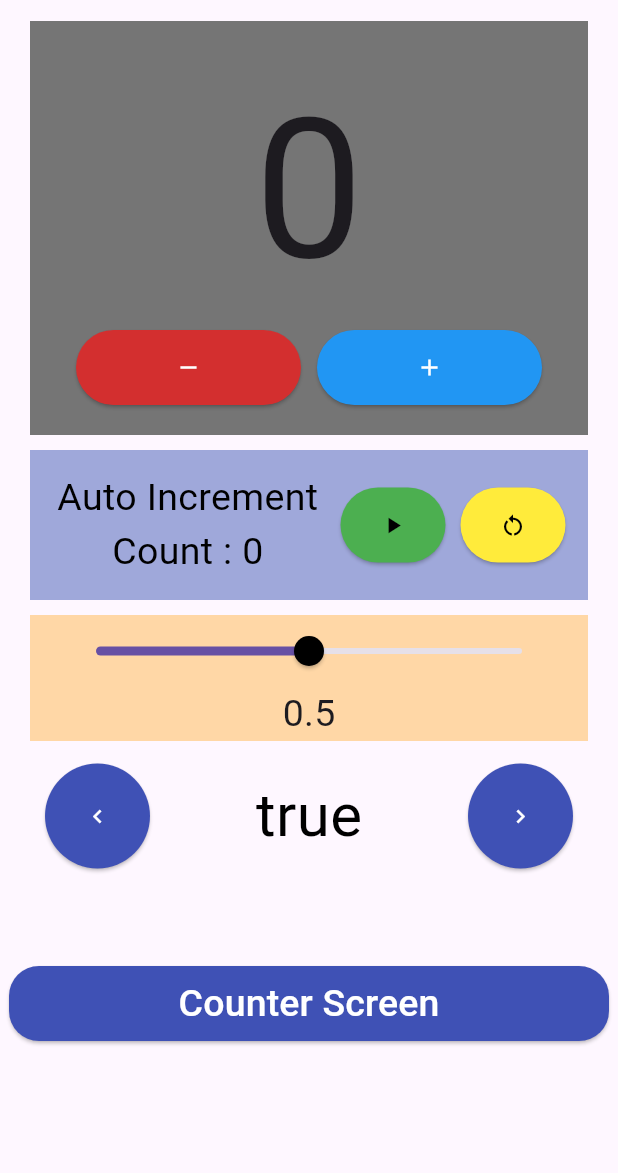
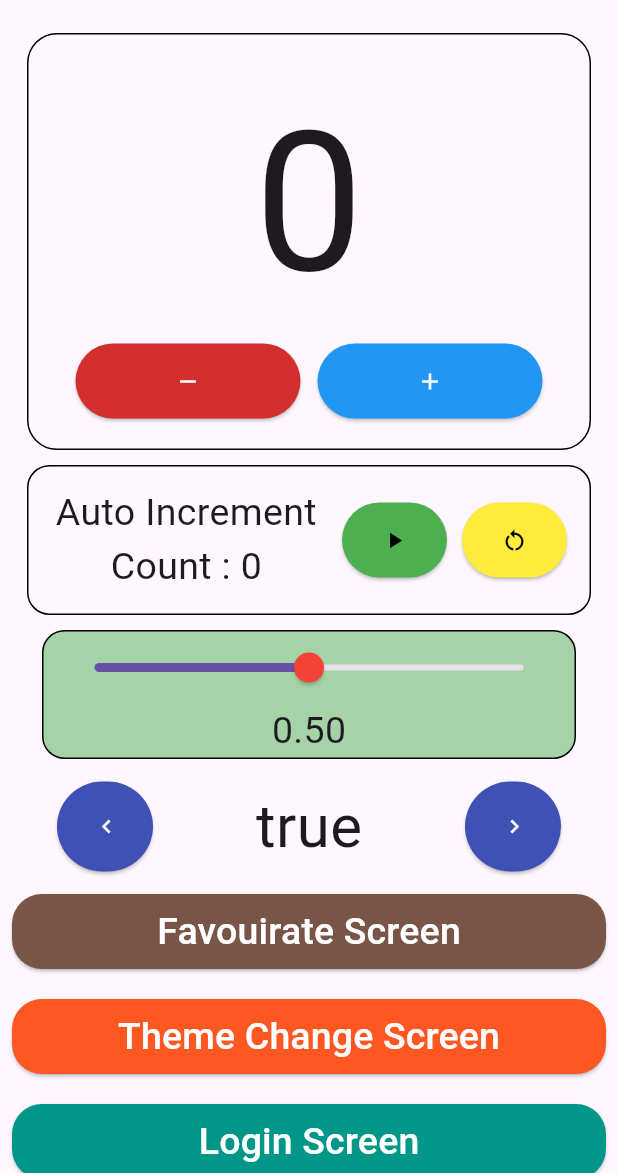
Before and after one commit to dhruvsoni2805/flutter_provider, a Flutter app: the screen it shows after launch, on a phone screen of 412 x 824 dp, the part 63-1236 px from its top. Run offline on Flutter 3.47's test engine with Material 2 defaults, Android fonts, the light colour scheme and no system bars.

Commit message:
Change App Theme

```diff
--- a/lib/main.dart
+++ b/lib/main.dart
@@ -1,4 +1,5 @@
 import 'package:flutter/material.dart';
+import 'package:flutter_provider/provider/change_theme_provider.dart';
 import 'package:flutter_provider/provider/count_provider.dart';
 import 'package:flutter_provider/provider/favourite_provider.dart';
 import 'package:flutter_provider/screens/home_screen.dart';
@@ -22,14 +23,22 @@ class MyApp extends StatelessWidget {
         ChangeNotifierProvider(
           create: (context) => FavouriateScreenProvider(),
         ),
+        ChangeNotifierProvider(
+          create: (context) => ThemeChangeProvider(),
+        )
       ],
-      child: MaterialApp(
-        debugShowCheckedModeBanner: false,
-        title: 'Flutter Demo',
-        theme: ThemeData(useMaterial3: true),
-        darkTheme: ThemeData.dark(useMaterial3: true),
-        themeMode: ThemeMode.system,
-        home: const HomeScreen(),
+      child: Builder(
+        builder: (context) {
+          final themeChanger = Provider.of<ThemeChangeProvider>(context);
+          return MaterialApp(
+            debugShowCheckedModeBanner: false,
+            title: 'Flutter Demo',
+            theme: ThemeData.light(useMaterial3: true),
+            darkTheme: ThemeData.dark(useMaterial3: true),
+            themeMode: themeChanger.thememode,
+            home: const HomeScreen(),
+          );
+        },
       ),
     );
 
--- /dev/null
+++ b/lib/provider/change_theme_provider.dart
@@ -0,0 +1,21 @@
+import 'package:flutter/material.dart';
+
+class ThemeChangeProvider with ChangeNotifier {
+  bool _theme = true;
+
+  bool get theme => _theme;
+
+  var _themeMode = ThemeMode.light;
+
+  ThemeMode get thememode => _themeMode;
+
+  void changeTheme() {
+    _theme = !_theme;
+    notifyListeners();
+  }
+
+  void setTheme(thememode) {
+    _themeMode = thememode;
+    notifyListeners();
+  }
+}
--- a/lib/screens/home_screen.dart
+++ b/lib/screens/home_screen.dart
@@ -1,5 +1,6 @@
 import 'package:flutter/material.dart';
 import 'package:flutter_provider/screens/favourite_screen.dart';
+import 'package:flutter_provider/screens/theme_change_screen.dart';
 // import 'package:flutter_provider/screens/favourite_screen.dart';
 import 'package:provider/provider.dart';
 
@@ -18,20 +19,24 @@ class _HomeScreenState extends State<HomeScreen> {
   @override
   Widget build(BuildContext context) {
     debugPrint("Re-Build");
-    // final _countprovider = Provider.of<CountProivder>(context, listen: false);
     return Scaffold(
       appBar: AppBar(
         centerTitle: true,
         title: const Text("Flutter Provider"),
       ),
-      body: Column(
-        mainAxisAlignment: MainAxisAlignment.start,
+      body: Padding(
+        padding: const EdgeInsets.all(8.0),
+        child: Column(
+          mainAxisAlignment: MainAxisAlignment.spaceAround,
           children: [
             Container(
               // height: 300,
-            margin: const EdgeInsets.symmetric(horizontal: 20),
+              margin: const EdgeInsets.symmetric(horizontal: 10),
               padding: const EdgeInsets.symmetric(horizontal: 20, vertical: 20),
-            decoration: BoxDecoration(color: Colors.grey[600]),
+              decoration: BoxDecoration(
+                borderRadius: BorderRadius.circular(20),
+                border: Border.all(style: BorderStyle.solid),
+              ),
               child: Column(
                 children: [
                   Consumer<CountProivder>(
@@ -85,9 +90,13 @@ class _HomeScreenState extends State<HomeScreen> {
             ),
             Container(
               height: 100,
-            margin: const EdgeInsets.symmetric(horizontal: 20),
+              margin: const EdgeInsets.symmetric(horizontal: 10),
               padding: const EdgeInsets.symmetric(horizontal: 15),
-            decoration: BoxDecoration(color: Colors.indigo[200]),
+              decoration: BoxDecoration(
+                borderRadius: BorderRadius.circular(15),
+                border: Border.all(style: BorderStyle.solid),
+                // color: Colors.indigo[200],
+              ),
               child: Row(
                 mainAxisAlignment: MainAxisAlignment.spaceBetween,
                 children: [
@@ -95,7 +104,9 @@ class _HomeScreenState extends State<HomeScreen> {
                     builder: (context, value, child) => Text(
                       "Auto Increment \nCount : ${value.timerCount.toString()}",
                       textAlign: TextAlign.center,
-                    style: const TextStyle(fontSize: 25, color: Colors.black),
+                      style: const TextStyle(
+                        fontSize: 25,
+                      ),
                     ),
                   ),
                   Row(
@@ -141,20 +152,24 @@ class _HomeScreenState extends State<HomeScreen> {
             Consumer<CountProivder>(
               builder: (context, provider, child) {
                 return Container(
-                padding: const EdgeInsets.symmetric(horizontal: 20),
+                  padding: const EdgeInsets.symmetric(horizontal: 10),
                   margin: const EdgeInsets.symmetric(horizontal: 20),
-                color: Colors.orange[300]?.withOpacity(provider.sliderValue),
+                  decoration: BoxDecoration(
+                    color: Colors.green.withOpacity(provider.sliderValue),
+                    borderRadius: BorderRadius.circular(15),
+                    border: Border.all(style: BorderStyle.solid),
+                  ),
                   child: Column(
                     children: [
                       Slider(
                         value: provider.sliderValue,
-                      thumbColor: Colors.black,
+                        thumbColor: Colors.red,
                         onChanged: (value) {
                           provider.sliderChange(value);
                         },
                       ),
                       Text(
-                      provider.sliderValue.toStringAsFixed(1),
+                        provider.sliderValue.toStringAsFixed(2),
                         style: const TextStyle(fontSize: 25),
                       ),
                     ],
@@ -175,20 +190,20 @@ class _HomeScreenState extends State<HomeScreen> {
                             value.changeVisible();
                           },
                           style: ElevatedButton.styleFrom(
-                            fixedSize: const Size(70, 70),
+                              fixedSize: const Size(50, 60),
                               backgroundColor: Colors.indigo,
                               foregroundColor: Colors.white),
                           child: const Icon(Icons.chevron_left)),
                       Text(
                         value.visible.toString(),
-                      style: const TextStyle(color: Colors.black, fontSize: 40),
+                        style: const TextStyle(fontSize: 40),
                       ),
                       ElevatedButton(
                           onPressed: () {
                             value.changeVisible();
                           },
                           style: ElevatedButton.styleFrom(
-                            fixedSize: const Size(70, 70),
+                              fixedSize: const Size(50, 60),
                               backgroundColor: Colors.indigo,
                               foregroundColor: Colors.white),
                           child: const Icon(Icons.chevron_right)),
@@ -196,9 +211,6 @@ class _HomeScreenState extends State<HomeScreen> {
                   ),
                 );
               },
-          ),
-          const SizedBox(
-            height: 50,
             ),
             ElevatedButton(
                 onPressed: () {
@@ -210,16 +222,59 @@ class _HomeScreenState extends State<HomeScreen> {
                 },
                 style: ElevatedButton.styleFrom(
                     fixedSize: const Size(400, 50),
-                  backgroundColor: Colors.indigo,
+                    backgroundColor: Colors.brown,
                     foregroundColor: Colors.white,
                     shape: RoundedRectangleBorder(
                         borderRadius: BorderRadius.circular(20))),
                 child: const Text(
-                "Counter Screen",
+                  "Favouirate Screen",
+                  style: TextStyle(fontSize: 25),
+                )),
+            const SizedBox(
+              height: 20,
+            ),
+            ElevatedButton(
+                onPressed: () {
+                  Navigator.push(
+                      context,
+                      MaterialPageRoute(
+                        builder: (context) => const ThemeChangeScreen(),
+                      ));
+                },
+                style: ElevatedButton.styleFrom(
+                    fixedSize: const Size(400, 50),
+                    backgroundColor: Colors.deepOrange[500],
+                    foregroundColor: Colors.white,
+                    shape: RoundedRectangleBorder(
+                        borderRadius: BorderRadius.circular(20))),
+                child: const Text(
+                  "Theme Change Screen",
+                  style: TextStyle(fontSize: 25),
+                )),
+            const SizedBox(
+              height: 20,
+            ),
+            ElevatedButton(
+                onPressed: () {
+                  Navigator.push(
+                      context,
+                      MaterialPageRoute(
+                        builder: (context) => const FavouriteScreen(),
+                      ));
+                },
+                style: ElevatedButton.styleFrom(
+                    fixedSize: const Size(400, 50),
+                    backgroundColor: Colors.teal,
+                    foregroundColor: Colors.white,
+                    shape: RoundedRectangleBorder(
+                        borderRadius: BorderRadius.circular(20))),
+                child: const Text(
+                  "Login Screen",
                   style: TextStyle(fontSize: 25),
                 )),
           ],
         ),
+      ),
     );
   }
 }
```
Also changed, not shown: lib/screens/theme_change_screen.dart (added, +55 -0 lines). Lines whose indentation alone changed are shown as unchanged.
